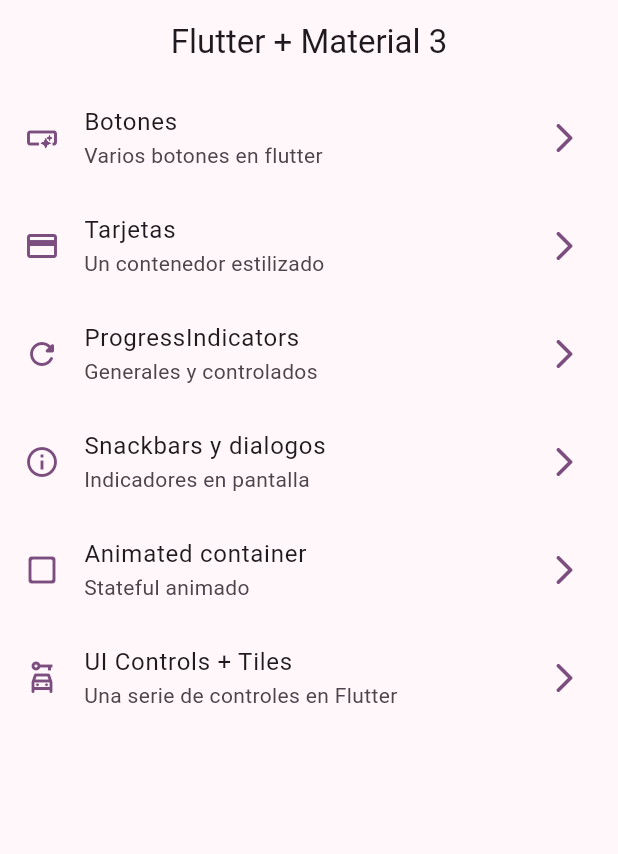
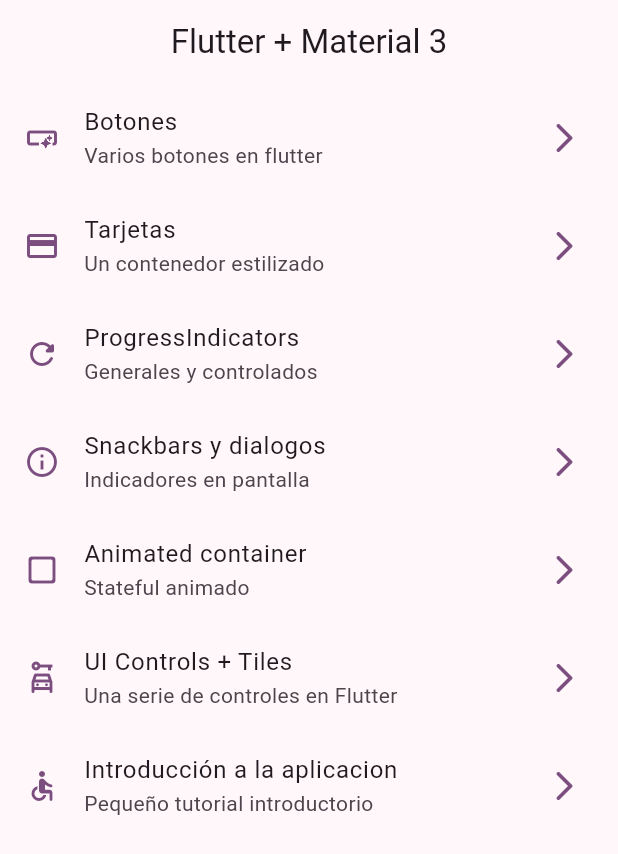
Before and after one commit to SanJohan/widgets-app, a Flutter app: the screen it shows after launch, on a phone screen of 412 x 824 dp. Shown: the top 854 px of the screen. Run offline on Flutter 3.47's test engine with Material 3 defaults, Android fonts, the phone set to English and light mode, and no system bars; our stand-ins replace go_router.

```diff
--- a/lib/config/menu/menu_items.dart
+++ b/lib/config/menu/menu_items.dart
@@ -57,5 +57,12 @@ class MenuItems {
       link: '/ui-controls',
       icon: Icons.car_rental_outlined
     ),
+
+    MenuItems(
+      title: 'Introducción a la aplicacion',
+      subtitle: 'Pequeño tutorial introductorio',
+      link: '/tutorial',
+      icon: Icons.accessible_rounded,
+    ),
   ];
 }
--- a/lib/config/router/app_router.dart
+++ b/lib/config/router/app_router.dart
@@ -43,5 +43,11 @@ final appRouter = GoRouter(
       name: UiControlsScreen.name,
       builder: (context, state) => const UiControlsScreen(),
     ),
+
+    GoRoute(
+      path: '/tutorial',
+      name: AppTutorialScreen.name,
+      builder: (context, state) => const AppTutorialScreen(),
+    ),
   ],
 );
--- a/pubspec.yaml
+++ b/pubspec.yaml
@@ -18,3 +18,6 @@ dev_dependencies:
 
 flutter:
   uses-material-design: true
+
+assets:
+  - assets/images/
```
Also changed, not shown: assets/Images/1.png (added), assets/Images/2.png (added), assets/Images/3.png (added), assets/Images/jar-loading.gif (added).
